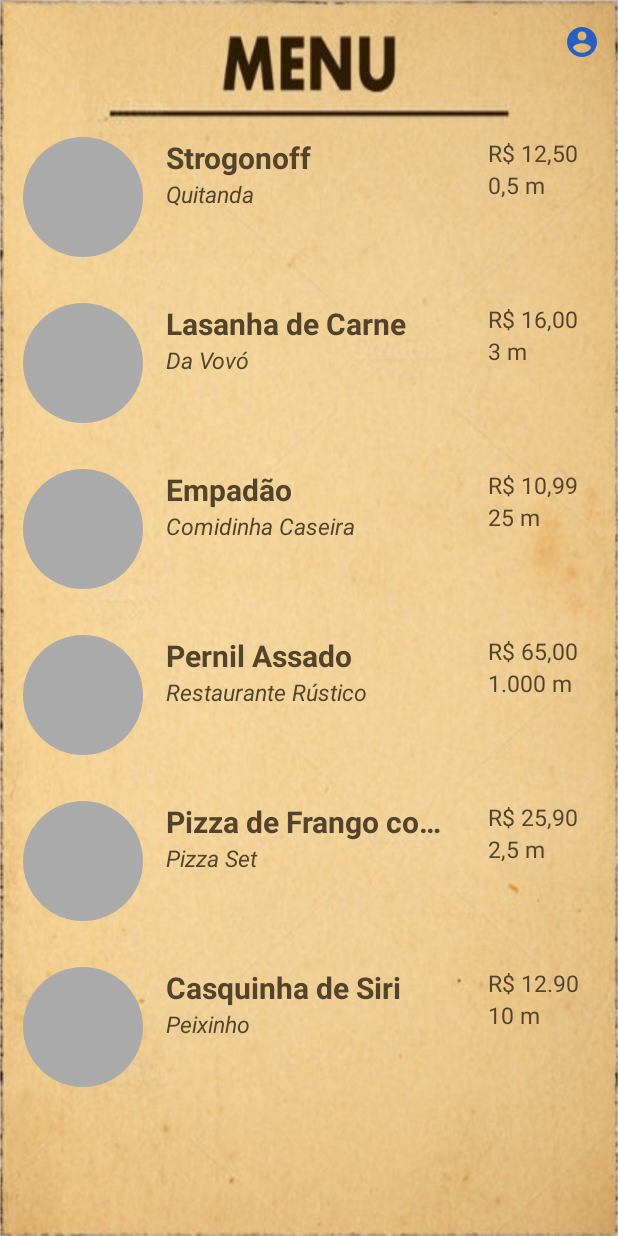
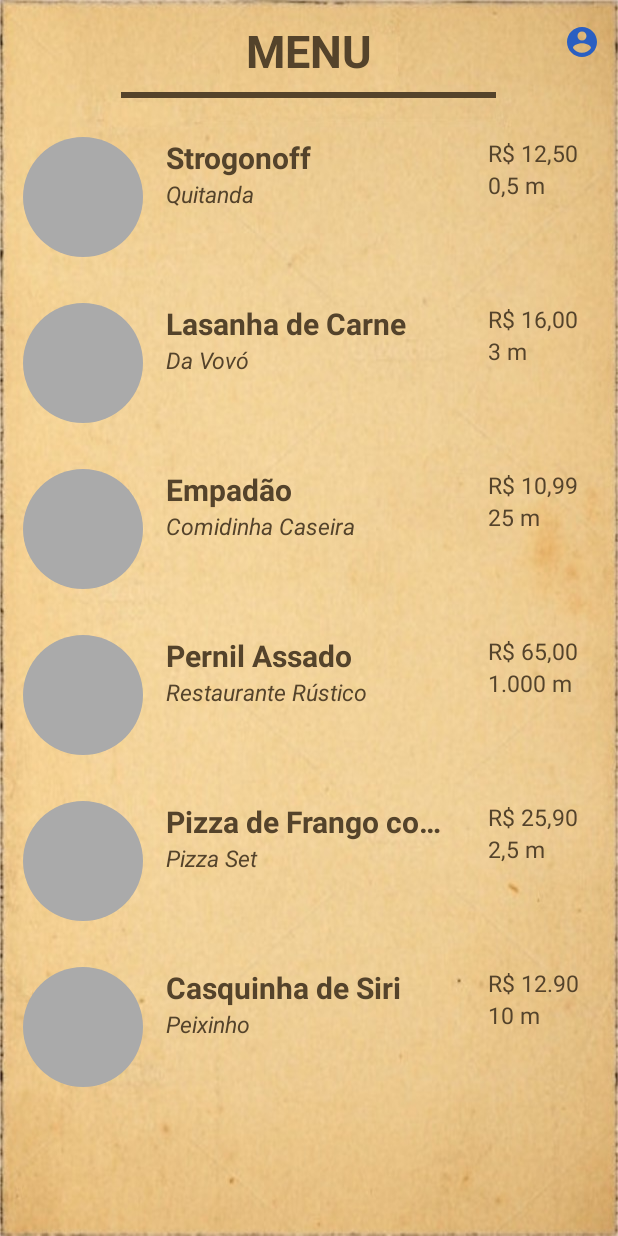
Before and after one commit to alefersaljr/iQueFome_Kotlin, an Android app: the screen it shows after launch (ClienteInicial), on a phone screen of 412 x 824 dp. Run offline under Robolectric (Android 15) with nearby library versions, the phone set to English and light mode, and no system bars; our stand-ins replace CircleImageView.

Commit message:
13/05/2019
- Implementação do cadastro de usuários
- Ajuste nos layouts
- Implementação do get de imagens
- Inicio de análise para a implementação das animations

```diff
--- a/app/build.gradle
+++ b/app/build.gradle
@@ -5,6 +5,7 @@ apply plugin: 'kotlin-android'
 apply plugin: 'kotlin-android-extensions'
 
 apply plugin: 'kotlin-kapt'
+apply plugin: 'com.google.gms.google-services'
 
 android {
     compileSdkVersion 28
@@ -39,6 +40,9 @@ dependencies {
     // ViewModel e LiveData
     implementation "android.arch.lifecycle:extensions:$lifecycle_version"
     implementation "android.arch.persistence.room:runtime:$room_version"
+    implementation 'com.google.firebase:firebase-auth:16.0.5'
+    implementation 'com.google.firebase:firebase-storage:16.0.4'
+    implementation 'com.google.firebase:firebase-database:16.0.4'
     annotationProcessor "android.arch.persistence.room:compiler:$room_version"
     kapt "android.arch.persistence.room:compiler:$room_version"
 
--- a/app/src/main/AndroidManifest.xml
+++ b/app/src/main/AndroidManifest.xml
@@ -11,9 +11,9 @@
             android:supportsRtl="true"
             android:theme="@style/Theme.AppCompat.Light.NoActionBar"
             tools:ignore="AllowBackup,GoogleAppIndexingWarning">
-        <activity android:name=".ClienteCadastro">
+        <activity android:name=".ClienteCadastro" android:windowSoftInputMode="stateHidden">
         </activity>
-        <activity android:name=".ClienteLogin">
+        <activity android:name=".ClienteLogin" android:windowSoftInputMode="stateHidden">
         </activity>
         <activity android:name=".ClienteProfile"/>
         <activity android:name=".ClienteInicial">
--- a/app/src/main/java/br/com/alexandre_salgueirinho/iquefome_kotlin/ClienteInicial.kt
+++ b/app/src/main/java/br/com/alexandre_salgueirinho/iquefome_kotlin/ClienteInicial.kt
@@ -5,9 +5,6 @@ import androidx.appcompat.app.AppCompatActivity
 import android.os.Bundle
 import android.view.Menu
 import android.view.MenuItem
-import android.widget.Toast
-import androidx.appcompat.app.ActionBarDrawerToggle
-import androidx.drawerlayout.widget.DrawerLayout
 import androidx.recyclerview.widget.LinearLayoutManager
 import kotlinx.android.synthetic.main.activity_cliente_inicial.*
 
@@ -19,7 +16,7 @@ class ClienteInicial : AppCompatActivity() {
         super.onCreate(savedInstanceState)
         setContentView(R.layout.activity_cliente_inicial)
 
-        mToolbar = findViewById(R.id.toolbar_include)
+        mToolbar = findViewById(R.id.menu_Toolbar)
 
         setSupportActionBar(mToolbar)
 
--- a/app/src/main/java/br/com/alexandre_salgueirinho/iquefome_kotlin/ClienteProfile.kt
+++ b/app/src/main/java/br/com/alexandre_salgueirinho/iquefome_kotlin/ClienteProfile.kt
@@ -16,7 +16,7 @@ class ClienteProfile : AppCompatActivity() {
         super.onCreate(savedInstanceState)
         setContentView(R.layout.activity_cliente_profile)
 
-        mToolbar = findViewById(R.id.toolbar)
+        mToolbar = findViewById(R.id.profile_Toolbar)
         setSupportActionBar(mToolbar)
         supportActionBar?.setDisplayHomeAsUpEnabled(true)
     }
--- /dev/null
+++ b/app/src/main/java/br/com/alexandre_salgueirinho/iquefome_kotlin/GlobalTags.kt
@@ -0,0 +1,5 @@
+package br.com.alexandre_salgueirinho.iquefome_kotlin
+
+const val EXTRA_KEY_ID_USER = "key_id_user"
+const val EXTRA_KEY_USER_NAME = "key_user_name"
+const val EXTRA_KEY_USER_PASSWORD = "key_user_password"
--- a/app/src/main/res/layout/activity_cliente_inicial.xml
+++ b/app/src/main/res/layout/activity_cliente_inicial.xml
@@ -6,17 +6,38 @@
         android:layout_width="match_parent"
         android:layout_height="match_parent"
         tools:context=".ClienteInicial"
-        android:background="@drawable/menu_back">
+        android:background="@drawable/back_default"
+
+>
+
+    <TextView
+            android:id="@+id/cadastro_TextView_Cadastro"
+            android:layout_width="match_parent"
+            android:layout_height="56sp"
+            android:paddingTop="13sp"
+            android:text="MENU"
+            android:textAlignment="center"
+            android:textSize="30sp"
+            android:textStyle="bold"
+            android:textColor="@color/text_color"/>
+
+    <View
+            android:layout_width="250sp"
+            android:layout_height="4sp"
+            android:layout_marginTop="5sp"
+            android:layout_centerHorizontal="true"
+            android:background="@color/text_color"
+            android:layout_below="@+id/menu_Toolbar"/>
 
     <include
-            android:id="@+id/toolbar_include"
+            android:id="@+id/menu_Toolbar"
             layout="@layout/layout_toolbar"/>
 
     <androidx.recyclerview.widget.RecyclerView
             android:id="@+id/recyclerView_inicial"
             android:layout_width="match_parent"
             android:layout_height="match_parent"
-            android:layout_below="@+id/toolbar_include"
+            android:layout_below="@+id/menu_Toolbar"
             android:layout_marginTop="20sp" />
 
 </RelativeLayout>
--- a/build.gradle
+++ b/build.gradle
@@ -12,6 +12,7 @@ buildscript {
     dependencies {
         classpath 'com.android.tools.build:gradle:3.4.0'
         classpath "org.jetbrains.kotlin:kotlin-gradle-plugin:$kotlin_version"
+        classpath 'com.google.gms:google-services:4.2.0'
         // NOTE: Do not place your application dependencies here; they belong
         // in the individual module build.gradle files
     }
```
Also changed, not shown: app/src/main/java/br/com/alexandre_salgueirinho/iquefome_kotlin/ClienteCadastro.kt (+66 -0 lines), app/src/main/java/br/com/alexandre_salgueirinho/iquefome_kotlin/ClienteLogin.kt (+12 -0 lines), app/src/main/res/layout/activity_cliente_cadastro.xml (+18 -2 lines), app/src/main/res/layout/activity_cliente_login.xml (+12 -1 lines), app/src/main/res/layout/activity_cliente_profile.xml (+21 -1 lines), app/src/main/res/drawable-xhdpi/icon_camera2.png (added), app/src/main/res/drawable/back_default.jpg (added), 1 other file.
